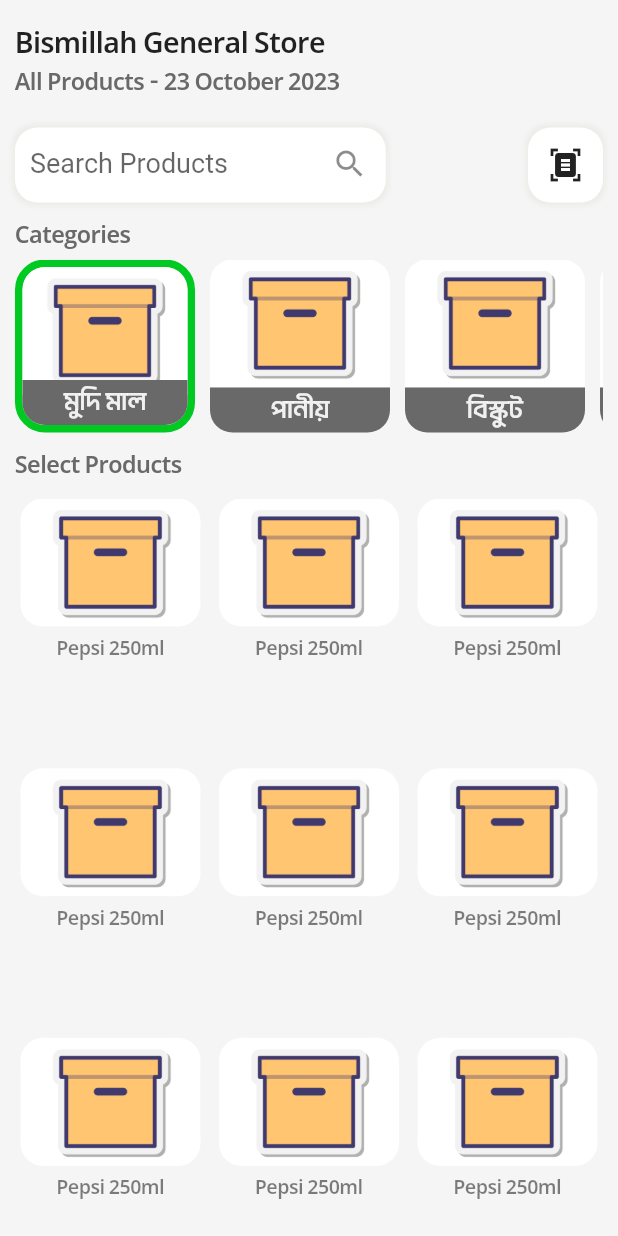
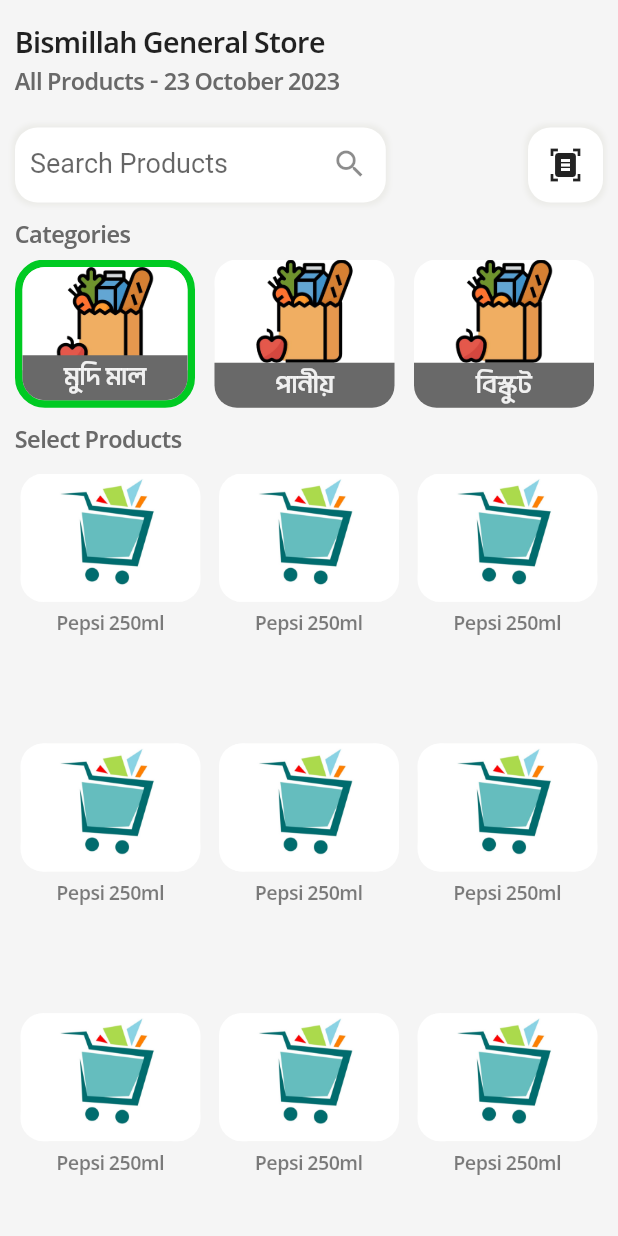
Before and after one commit to emonxcode/DokanHishabee-App, a Flutter app: the ProductsScreen screen opened directly, on a phone screen of 412 x 824 dp. Run offline on Flutter 3.47's test engine with Material 2 defaults, Android fonts, the phone set to English and light mode, and no system bars; our stand-ins replace dio, flutter_riverpod, image_picker, shared_preferences; missing offline and left inert: encrypt, flutter_overlay_loader, gif, simple_animation_transition; accounts and stored records are empty.

Commit message:
update code

```diff
--- a/lib/src/views/products/widgets/category_list.dart
+++ b/lib/src/views/products/widgets/category_list.dart
@@ -19,7 +19,7 @@ class _CategoryListViewState extends ConsumerState<CategoryListView> {
     var controller = ref.watch(productsProvider);
 
     return Container(
-      height: context.height * 0.14,
+      height: context.height * 0.12,
       width: context.width,
       child: ListView.builder(
         itemCount: controller.categoryList.length,
--- a/lib/src/views/products/widgets/category_view.dart
+++ b/lib/src/views/products/widgets/category_view.dart
@@ -19,9 +19,9 @@ class CategoryView extends StatelessWidget {
         controller.selectCategory(index);
       },
       child: Container(
-        height: context.height * 0.1,
+        height: context.height * 0.12,
         width: 120,
-        margin: EdgeInsets.only(right: 10),
+        margin: EdgeInsets.only(right: 13),
         decoration: BoxDecoration(
           borderRadius: BorderRadius.circular(20),
           color: AppColors.lightGrey,
@@ -36,8 +36,9 @@ class CategoryView extends StatelessWidget {
               left: 0,
               right: 0,
               child: Container(
-                height: context.height * 0.14 - 30,
+                height: context.height * 0.12 - 30,
                 width: 120,
+                // padding: EdgeInsets.all(5),
                 decoration: BoxDecoration(
                   color: AppColors.whiteColor,
                   borderRadius: BorderRadius.only(
@@ -50,7 +51,7 @@ class CategoryView extends StatelessWidget {
                     topLeft: Radius.circular(15),
                     topRight: Radius.circular(15),
                   ),
-                  child: Image.asset("assets/images/box.png"),
+                  child: Image.asset("assets/images/cat.png"),
                 ),
               ),
             ),
--- a/lib/src/views/products/widgets/product_view.dart
+++ b/lib/src/views/products/widgets/product_view.dart
@@ -32,7 +32,7 @@ class ProductView extends StatelessWidget {
               ),
               child: ClipRRect(
                 borderRadius: BorderRadius.circular(15),
-                child: Image.asset("assets/images/box.png"),
+                child: Image.asset("assets/images/cart.jpg"),
               ),
             ),
           ),
```
Also changed, not shown: assets/images/cart.jpg (added), assets/images/cat.png (added).
